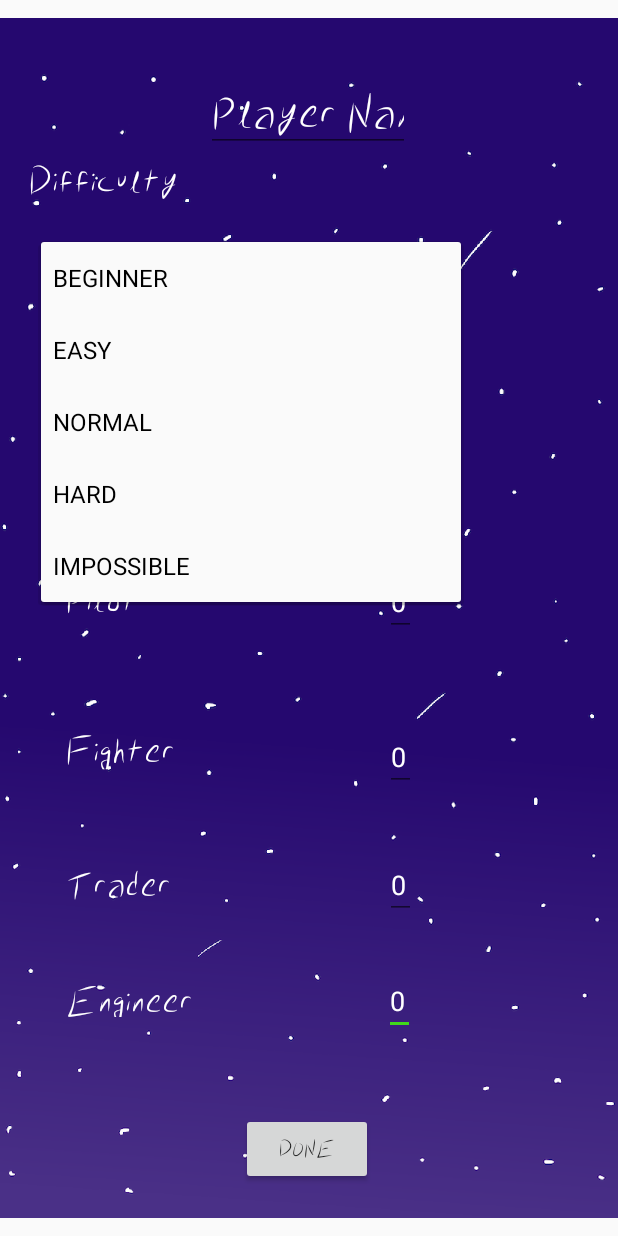
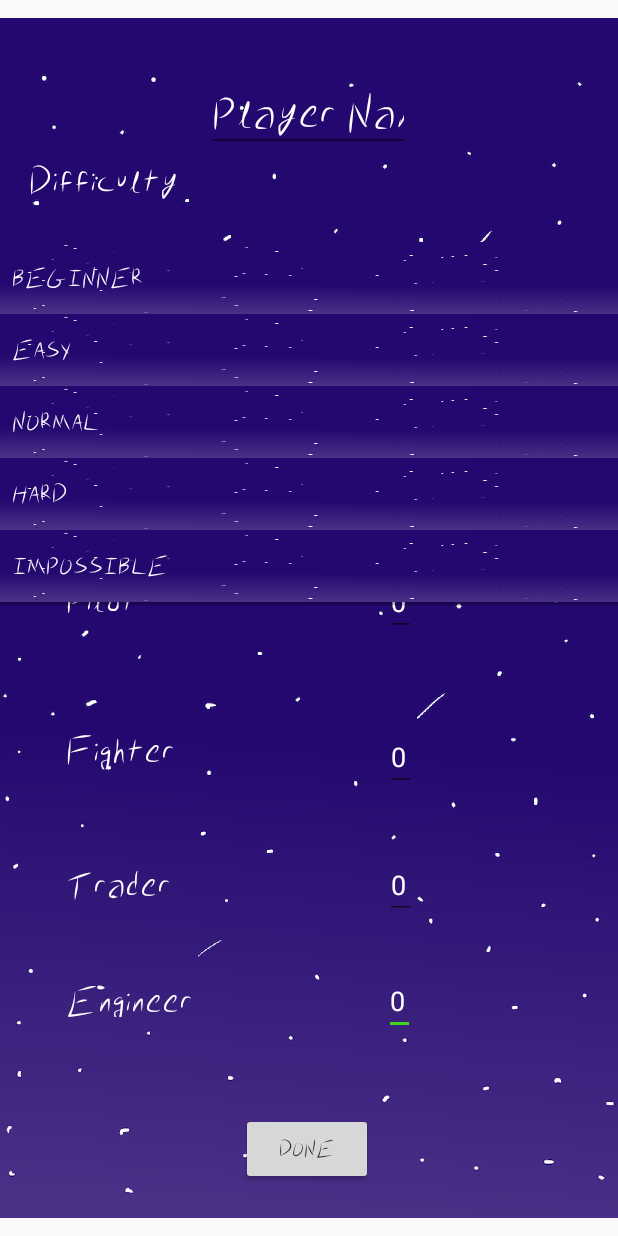
Before and after one commit to Astro-Devs/SpaceTraders, an Android app: the ConfigurationActivity screen opened directly, with no data from a screen before it, after a tap on "BEGINNER", on a phone screen of 412 x 824 dp. Run offline under Robolectric (Android 15) with nearby library versions, the phone set to English and light mode, and no system bars.

Commit message:
Make spinner bettergit status

```diff
--- a/app/src/main/java/edu/gatech/cs2340/spacetraders/views/ConfigurationActivity.kt
+++ b/app/src/main/java/edu/gatech/cs2340/spacetraders/views/ConfigurationActivity.kt
@@ -1,12 +1,17 @@
 package edu.gatech.cs2340.spacetraders.views
 
 import android.arch.lifecycle.ViewModelProviders
+import android.content.Context
 import android.content.Intent
 import android.support.v7.app.AppCompatActivity
 import android.os.Bundle
 import android.view.View
 import android.widget.*
+import android.graphics.Typeface
+import android.text.Layout
+import android.view.ViewGroup
 import edu.gatech.cs2340.spacetraders.R
+import edu.gatech.cs2340.spacetraders.entity.Game
 import edu.gatech.cs2340.spacetraders.entity.GameDifficulty
 import edu.gatech.cs2340.spacetraders.viewmodel.ConfigViewModel
 
@@ -36,8 +41,8 @@ class ConfigurationActivity : AppCompatActivity() {
         traderField = findViewById(R.id.traderPts)
         engineerField = findViewById(R.id.engineerPts)
 
-        var diffAdapter : ArrayAdapter<GameDifficulty> = ArrayAdapter<GameDifficulty>(this, R.layout.white_spinner_item, GameDifficulty.values())
-        diffAdapter.setDropDownViewResource(android.R.layout.simple_spinner_dropdown_item)
+        var diffAdapter = ArrayAdapter<GameDifficulty>(this, R.layout.white_spinner_item, GameDifficulty.values())
+        diffAdapter.setDropDownViewResource(R.layout.better_spinner_dropdown_item)
         diffSpinner.adapter = diffAdapter
 
 
--- /dev/null
+++ b/app/src/main/res/layout/better_spinner_dropdown_item.xml
@@ -0,0 +1,11 @@
+<?xml version="1.0" encoding="utf-8"?>
+<CheckedTextView xmlns:android="http://schemas.android.com/apk/res/android"
+                 android:id="@android:id/text1"
+                 style="?android:attr/spinnerDropDownItemStyle"
+                 android:singleLine="true"
+                 android:layout_width="match_parent"
+                 android:layout_height="?attr/dropdownListPreferredItemHeight"
+                 android:ellipsize="marquee"
+                 android:fontFamily="@font/soham"
+                 android:textColor="#FFFFFF"
+                 android:background="@drawable/universebackground"/>
```
